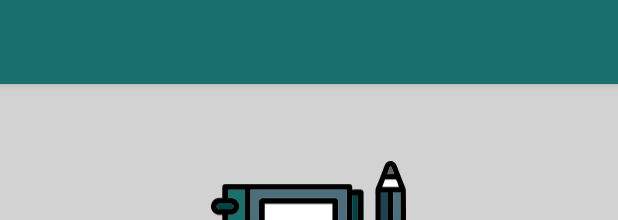
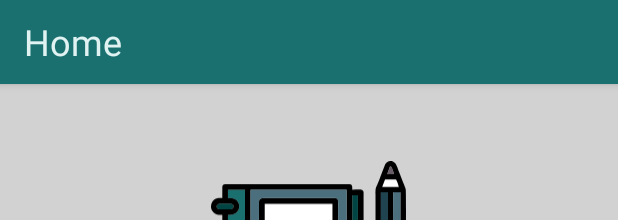
Before and after one commit to camelloncaseoficial/infnet_weekly, an Android app: the layout app_bar_main.xml on its own in the app's theme, with its tools: preview values and no code run, on a phone screen of 412 x 824 dp. Shown: the top 220 px of the screen. Run offline under Robolectric (Android 15) with nearby library versions, the phone set to English and light mode, and no system bars; network calls fail; Roboto replaces fonts that are not available here.

Commit message:
UI upgraded

```diff
--- a/app/src/main/java/com/camelloncase/infnetweekly/ui/home/HomeFragment.kt
+++ b/app/src/main/java/com/camelloncase/infnetweekly/ui/home/HomeFragment.kt
@@ -14,6 +14,7 @@ import androidx.navigation.fragment.findNavController
 import androidx.recyclerview.widget.LinearLayoutManager
 import androidx.recyclerview.widget.RecyclerView
 import com.camelloncase.infnetweekly.adapter.NotificationAdapter
+import com.camelloncase.infnetweekly.databinding.AppBarMainBinding
 import com.camelloncase.infnetweekly.databinding.FragmentHomeBinding
 import com.camelloncase.infnetweekly.model.Notification
 import com.camelloncase.infnetweekly.repository.NotificationApiRepository
--- a/app/src/main/res/layout/app_bar_main.xml
+++ b/app/src/main/res/layout/app_bar_main.xml
@@ -12,11 +12,20 @@
         android:theme="@style/Theme.InfnetWeekly.AppBarOverlay">
 
         <androidx.appcompat.widget.Toolbar
-            android:id="@+id/toolbar"
+            android:id="@+id/custom_toolbar"
             android:layout_width="match_parent"
             android:layout_height="?attr/actionBarSize"
-            android:background="?attr/colorPrimary"
-            app:popupTheme="@style/Theme.InfnetWeekly.PopupOverlay" />
+            android:background="?attr/colorPrimary">
+
+            <TextView
+                android:id="@+id/custom_toolbar_title"
+                android:layout_width="wrap_content"
+                android:layout_height="wrap_content"
+                android:text="@string/home"
+                android:textColor="#E0F2F1"
+                android:textSize="24sp" />
+
+        </androidx.appcompat.widget.Toolbar>
 
     </com.google.android.material.appbar.AppBarLayout>
 
```
Also changed, not shown: app/src/main/assets/font/bad_script.xml (added, +7 -0 lines), app/src/main/assets/font/patrick_hand.xml (added, +7 -0 lines), app/src/main/assets/font/roboto_condensed_regular.xml (added, +7 -0 lines), app/src/main/java/com/camelloncase/infnetweekly/MainActivity.kt (+18 -4 lines), app/src/main/assets/font/covered_by_your_grace.ttf (added), app/src/main/assets/font/kaushan_script.ttf (added), app/src/main/assets/font/rock_salt.ttf (added).
